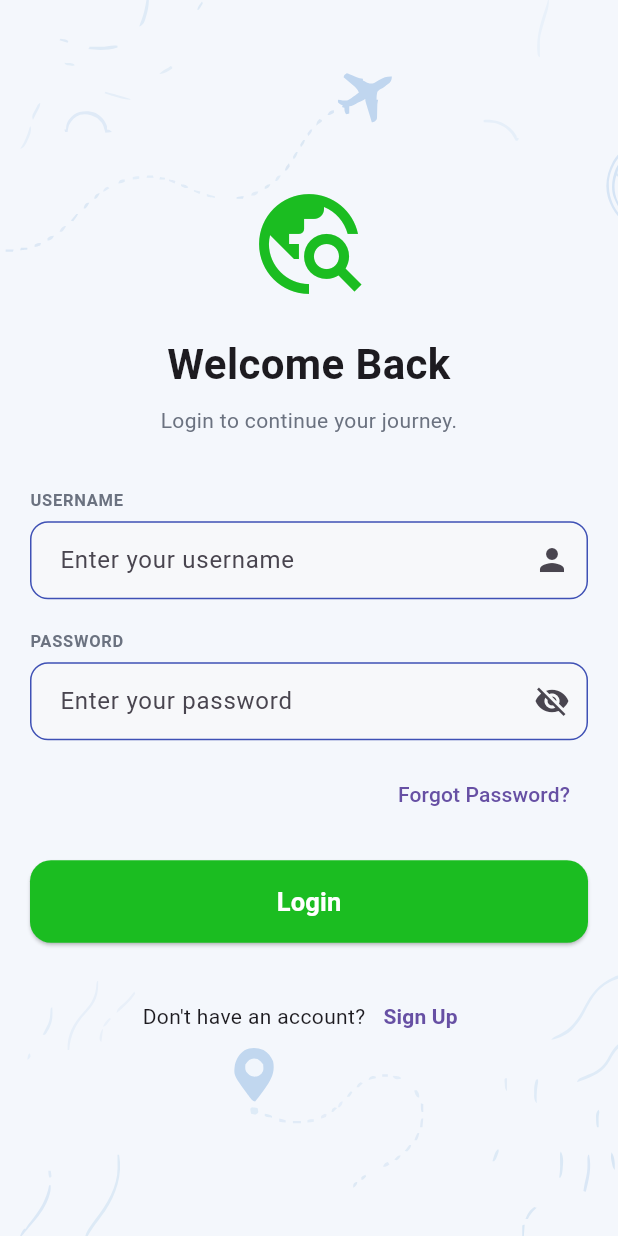
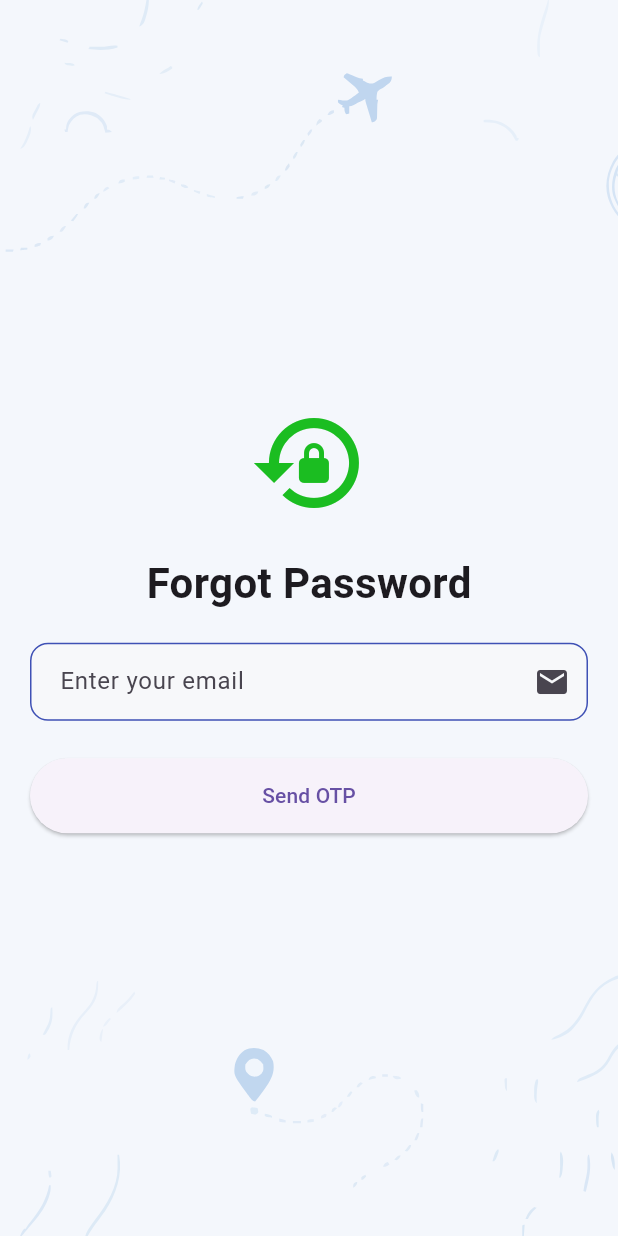
Before and after one commit to Pranta-Nag/Travel_Buddy_Finder, a Flutter app: the screen it shows after launch, after a tap on "Forgot Password?", on a phone screen of 412 x 824 dp. Run offline on Flutter 3.47's test engine with Material 3 defaults, Android fonts, the phone set to English and light mode, and no system bars; our stand-ins replace flutter_svg, image_picker.

Commit message:
added forget pass screen

```diff
--- /dev/null
+++ b/lib/screens/forgot_pass_screen.dart
@@ -0,0 +1,143 @@
+import 'package:flutter/material.dart';
+import 'package:flutter/services.dart';
+import 'package:travel_buddy_finder/screens/main_nav_screen.dart';
+import 'package:travel_buddy_finder/utils/app_colors.dart';
+import 'package:travel_buddy_finder/utils/validators.dart';
+import 'package:travel_buddy_finder/widgets/input_decoration.dart';
+import 'package:travel_buddy_finder/widgets/screen_background.dart';
+
+class ForgotPassScreen extends StatefulWidget {
+  const ForgotPassScreen({super.key});
+
+  @override
+  State<ForgotPassScreen> createState() => _ForgotPassScreenState();
+}
+
+class _ForgotPassScreenState extends State<ForgotPassScreen> {
+  final _formKey = GlobalKey<FormState>();
+
+  final TextEditingController _emailController = TextEditingController();
+  final TextEditingController _otpController = TextEditingController();
+
+  bool otpSent = false;
+
+  @override
+  void dispose() {
+    _emailController.dispose();
+    _otpController.dispose();
+    super.dispose();
+  }
+
+  void _sendOtp() {
+    if (_formKey.currentState!.validate()) {
+      setState(() {
+        otpSent = true;
+      });
+
+      if (!mounted) return;
+      ScaffoldMessenger.of(context).showSnackBar(
+        const SnackBar(content: Text("OTP sent successfully")),
+      );
+    }
+  }
+
+  void _verifyOtp() {
+    if (_otpController.text.trim().length != 6) {
+      ScaffoldMessenger.of(context).showSnackBar(
+        const SnackBar(content: Text("Enter valid 6 digit OTP")),
+      );
+      return;
+    }
+
+    if (!mounted) return;
+    Navigator.pushAndRemoveUntil(
+      context,
+      MaterialPageRoute(
+        builder: (_) => const MainNavScreen(),
+      ),
+      (route) => false,
+    );
+  }
+
+  @override
+  Widget build(BuildContext context) {
+    return Scaffold(
+      body: ScreenBackground(
+        child: SafeArea(
+          child: Center(
+            child: SingleChildScrollView(
+              padding: const EdgeInsets.all(20),
+              child: Form(
+                key: _formKey,
+                child: Column(
+                  mainAxisSize: MainAxisSize.min,
+                  children: [
+                    const Icon(
+                      Icons.lock_reset,
+                      size: 80,
+                      color: AppColors.primary,
+                    ),
+                    const SizedBox(height: 20),
+                    const Text(
+                      "Forgot Password",
+                      style: TextStyle(
+                        fontSize: 28,
+                        fontWeight: FontWeight.bold,
+                      ),
+                    ),
+                    const SizedBox(height: 20),
+
+                    if (!otpSent) ...[
+                      TextFormField(
+                        controller: _emailController,
+                        keyboardType: TextInputType.emailAddress,
+                        validator: AppValidators.email,
+                        decoration: inputDecoration(
+                          hint: "Enter your email",
+                          suffixIcon: const Icon(Icons.email),
+                        ),
+                      ),
+                      const SizedBox(height: 25),
+                      SizedBox(
+                        width: double.infinity,
+                        height: 50,
+                        child: ElevatedButton(
+                          onPressed: _sendOtp,
+                          child: const Text("Send OTP"),
+                        ),
+                      ),
+                    ],
+
+                    if (otpSent) ...[
+                      TextFormField(
+                        controller: _otpController,
+                        keyboardType: TextInputType.number,
+                        inputFormatters: [
+                          FilteringTextInputFormatter.digitsOnly,
+                        ],
+                        maxLength: 6,
+                        decoration: inputDecoration(
+                          hint: "Enter OTP",
+                          suffixIcon: const Icon(Icons.password),
+                        ),
+                      ),
+                      const SizedBox(height: 20),
+                      SizedBox(
+                        width: double.infinity,
+                        height: 50,
+                        child: ElevatedButton(
+                          onPressed: _verifyOtp,
+                          child: const Text("Verify OTP"),
+                        ),
+                      ),
+                    ],
+                  ],
+                ),
+              ),
+            ),
+          ),
+        ),
+      ),
+    );
+  }
+}
--- a/lib/screens/login_screen.dart
+++ b/lib/screens/login_screen.dart
@@ -5,6 +5,7 @@ import 'package:travel_buddy_finder/utils/app_colors.dart';
 import 'package:travel_buddy_finder/utils/validators.dart';
 import 'package:travel_buddy_finder/widgets/input_decoration.dart';
 import 'package:travel_buddy_finder/widgets/screen_background.dart';
+import 'package:travel_buddy_finder/screens/forgot_pass_screen.dart';
 
 class LoginScreen extends StatefulWidget {
   const LoginScreen({super.key});
@@ -152,7 +153,12 @@ class _LoginScreenState extends State<LoginScreen> {
                       alignment: Alignment.centerRight,
                       child: TextButton(
                         onPressed: () {
-                          // TODO: Forgot Password
+                          Navigator.push(
+                            context,
+                            MaterialPageRoute(
+                              builder: (_) => const ForgotPassScreen(),
+                            ),
+                          );
                         },
                         child: const Text(
                           "Forgot Password?",
--- a/lib/screens/splash_screen.dart
+++ b/lib/screens/splash_screen.dart
@@ -1,5 +1,4 @@
 import 'dart:async';
-
 import 'package:flutter/material.dart';
 import 'package:travel_buddy_finder/screens/login_screen.dart';
 import 'package:travel_buddy_finder/utils/asset_path.dart';
```
